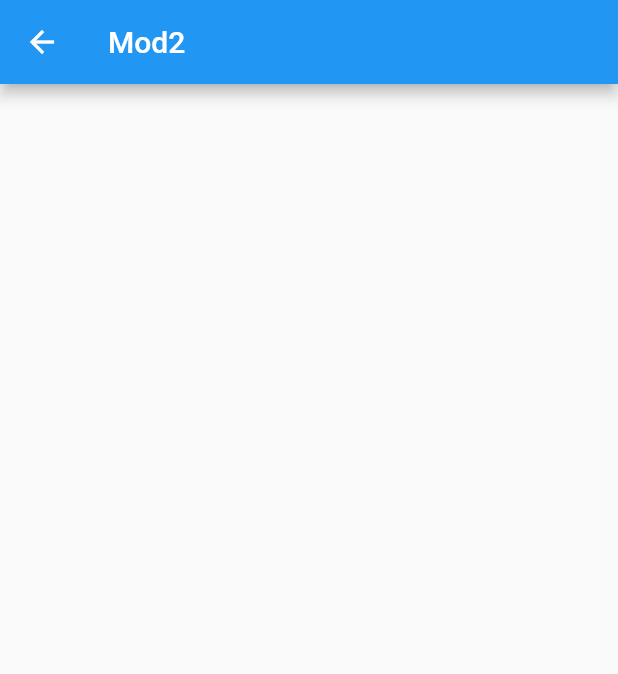
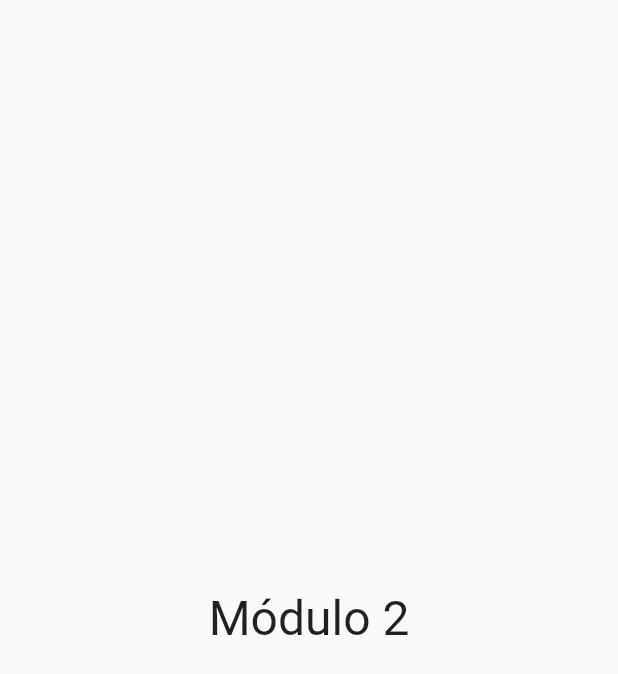
Before and after one commit to victorers1/DropDownButton-com-RouterOutlet, a Flutter app: the Mod2Page screen opened directly, on a phone screen of 412 x 824 dp. Shown: the top 674 px of the screen. Run offline on Flutter 3.47's test engine with Material 2 defaults, Android fonts, the phone set to English and light mode, and no system bars; our stand-ins replace dio, flutter_modular, mobx; generated files the repository leaves out were written again.

Commit message:
Erro reproduzido com sucesso

```diff
--- a/lib/app/modules/home/home_page.dart
+++ b/lib/app/modules/home/home_page.dart
@@ -16,12 +16,12 @@ class _HomePageState extends ModularState<HomePage, HomeController> {
   @override
   Widget build(BuildContext context) {
     return Scaffold(
+      appBar: AppBar(title: Text('Home')),
       body: PageView(
         controller: controller.pageViewController,
         children: [
           RouterOutlet(module: Mod1Module()),
           RouterOutlet(module: Mod2Module()),
-          Container(color: Colors.blue),
         ],
       ),
       bottomNavigationBar: AnimatedBuilder(
--- a/lib/app/modules/mod1/mod1_controller.dart
+++ b/lib/app/modules/mod1/mod1_controller.dart
@@ -8,10 +8,8 @@ class Mod1Controller = _Mod1ControllerBase with _$Mod1Controller;
 
 abstract class _Mod1ControllerBase with Store {
   @observable
-  int value = 0;
+  String matricula = '2020';
 
   @action
-  void increment() {
-    value++;
-  }
+  void increment() {}
 }
--- a/lib/app/modules/mod2/mod2_page.dart
+++ b/lib/app/modules/mod2/mod2_page.dart
@@ -14,11 +14,12 @@ class _Mod2PageState extends ModularState<Mod2Page, Mod2Controller> {
   @override
   Widget build(BuildContext context) {
     return Scaffold(
-      appBar: AppBar(
-        title: Text(widget.title),
-      ),
-      body: Column(
-        children: <Widget>[],
+      // appBar: AppBar(title: Text(widget.title)),
+      body: Center(
+        child: Column(
+          mainAxisAlignment: MainAxisAlignment.center,
+          children: <Widget>[Text('Módulo 2', style: TextStyle(fontSize: 32))],
+        ),
       ),
     );
   }
```
Also changed, not shown: lib/app/modules/mod1/mod1_page.dart (+43 -5 lines), lib/app/modules/mod1/mod1_controller.g.dart.
